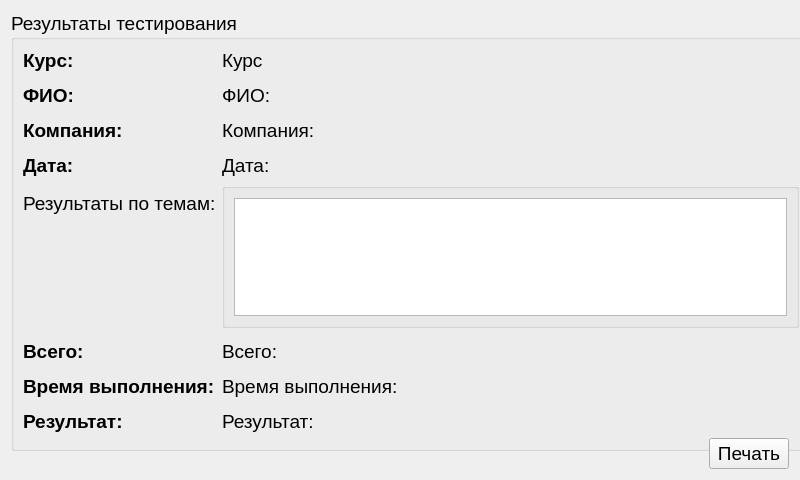
Before: the Qt Designer form fillresult.ui in Rayzedan/SystemControlStudent, drawn with Qt 5.
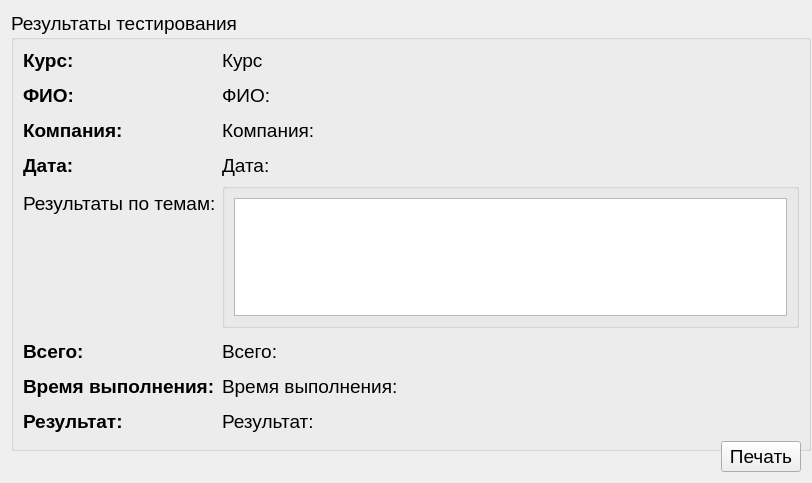
After: the same form once the commit is applied.

Commit message: Фикс дизайна

Patch:
```diff
--- a/fillresult.ui
+++ b/fillresult.ui
@@ -6,8 +6,8 @@
    <rect>
     <x>0</x>
     <y>0</y>
-    <width>800</width>
-    <height>480</height>
+    <width>812</width>
+    <height>483</height>
    </rect>
   </property>
   <property name="sizePolicy">
```
Left out of the diff: 66 changed lines with no effect on the pictures. The commit also changes 3 other files.
